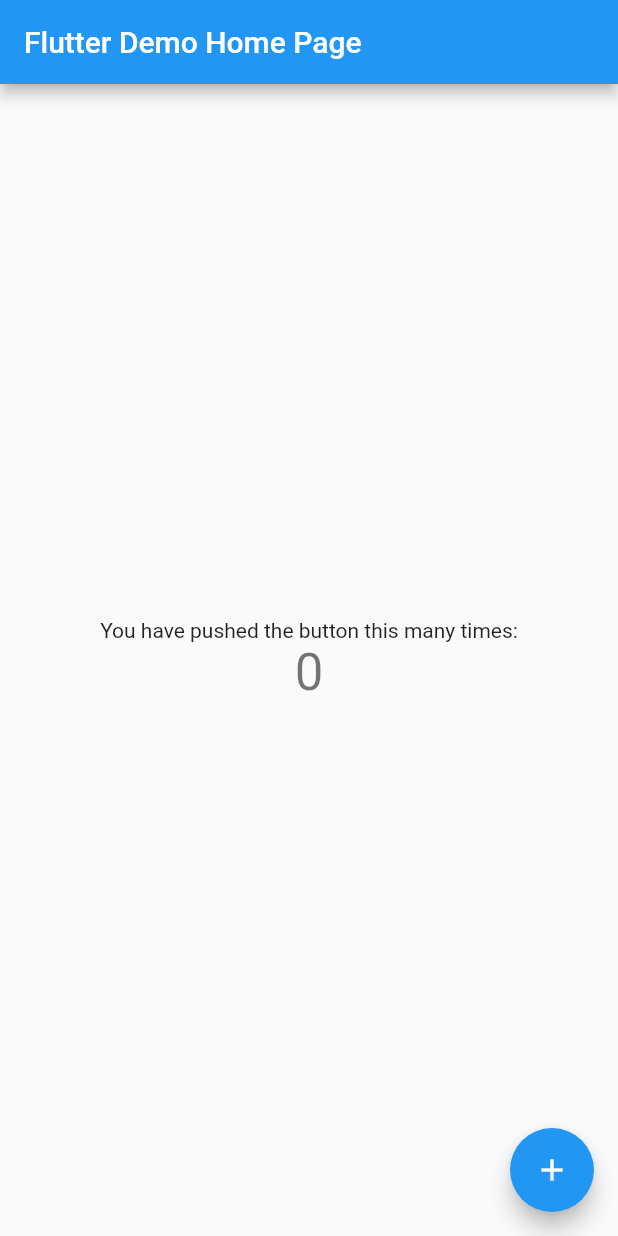
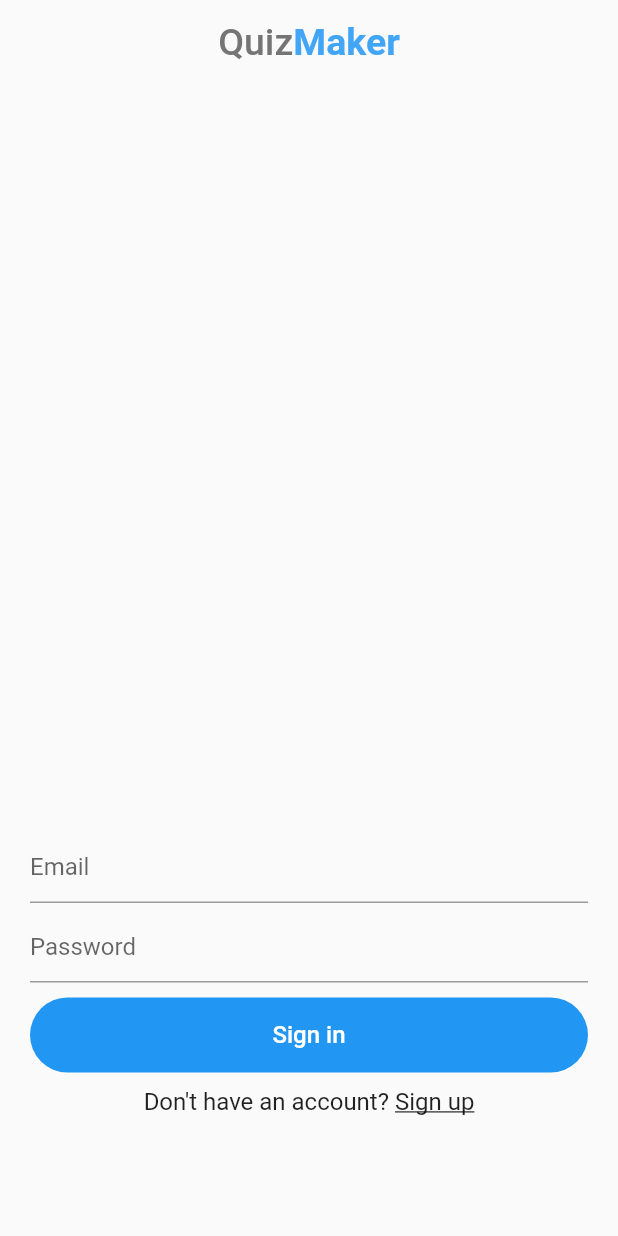
Before and after one commit to Phuc-HuynhTrong/quiz_maker, a Flutter app: the screen it shows after launch, on a phone screen of 412 x 824 dp. Run offline on Flutter 3.47's test engine with Material 2 defaults, Android fonts, the phone set to English and light mode, and no system bars.

Commit message:
push signin screen

```diff
--- a/lib/main.dart
+++ b/lib/main.dart
@@ -1,4 +1,5 @@
 import 'package:flutter/material.dart';
+import 'package:quiz_maker/screens/signin.dart';
 
 void main() {
   runApp(MyApp());
@@ -9,105 +10,7 @@ class MyApp extends StatelessWidget {
   @override
   Widget build(BuildContext context) {
     return MaterialApp(
-      title: 'Flutter Demo',
-      theme: ThemeData(
-        // This is the theme of your application.
-        //
-        // Try running your application with "flutter run". You'll see the
-        // application has a blue toolbar. Then, without quitting the app, try
-        // changing the primarySwatch below to Colors.green and then invoke
-        // "hot reload" (press "r" in the console where you ran "flutter run",
-        // or simply save your changes to "hot reload" in a Flutter IDE).
-        // Notice that the counter didn't reset back to zero; the application
-        // is not restarted.
-        primarySwatch: Colors.blue,
-      ),
-      home: MyHomePage(title: 'Flutter Demo Home Page'),
+      home: SignInScreen()
     );
   }
 }
-
-class MyHomePage extends StatefulWidget {
-  MyHomePage({Key? key, required this.title}) : super(key: key);
-
-  // This widget is the home page of your application. It is stateful, meaning
-  // that it has a State object (defined below) that contains fields that affect
-  // how it looks.
-
-  // This class is the configuration for the state. It holds the values (in this
-  // case the title) provided by the parent (in this case the App widget) and
-  // used by the build method of the State. Fields in a Widget subclass are
-  // always marked "final".
-
-  final String title;
-
-  @override
-  _MyHomePageState createState() => _MyHomePageState();
-}
-
-class _MyHomePageState extends State<MyHomePage> {
-  int _counter = 0;
-
-  void _incrementCounter() {
-    setState(() {
-      // This call to setState tells the Flutter framework that something has
-      // changed in this State, which causes it to rerun the build method below
-      // so that the display can reflect the updated values. If we changed
-      // _counter without calling setState(), then the build method would not be
-      // called again, and so nothing would appear to happen.
-      _counter++;
-    });
-  }
-
-  @override
-  Widget build(BuildContext context) {
-    // This method is rerun every time setState is called, for instance as done
-    // by the _incrementCounter method above.
-    //
-    // The Flutter framework has been optimized to make rerunning build methods
-    // fast, so that you can just rebuild anything that needs updating rather
-    // than having to individually change instances of widgets.
-    return Scaffold(
-      appBar: AppBar(
-        // Here we take the value from the MyHomePage object that was created by
-        // the App.build method, and use it to set our appbar title.
-        title: Text(widget.title),
-      ),
-      body: Center(
-        // Center is a layout widget. It takes a single child and positions it
-        // in the middle of the parent.
-        child: Column(
-          // Column is also a layout widget. It takes a list of children and
-          // arranges them vertically. By default, it sizes itself to fit its
-          // children horizontally, and tries to be as tall as its parent.
-          //
-          // Invoke "debug painting" (press "p" in the console, choose the
-          // "Toggle Debug Paint" action from the Flutter Inspector in Android
-          // Studio, or the "Toggle Debug Paint" command in Visual Studio Code)
-          // to see the wireframe for each widget.
-          //
-          // Column has various properties to control how it sizes itself and
-          // how it positions its children. Here we use mainAxisAlignment to
-          // center the children vertically; the main axis here is the vertical
-          // axis because Columns are vertical (the cross axis would be
-          // horizontal).
-          mainAxisAlignment: MainAxisAlignment.center,
-          children: <Widget>[
-            Text(
-              'You have pushed the button this many times:',
-            ),
-            Text(
-              '$_counter',
-              style: Theme.of(context).textTheme.headline4,
-            ),
-          ],
-        ),
-      ),
-      floatingActionButton: FloatingActionButton(
-        onPressed: _incrementCounter,
-        tooltip: 'Increment',
-        child: Icon(Icons.add),
-      ), // This trailing comma makes auto-formatting nicer for build methods.
-    );
-  }
-}
--- /dev/null
+++ b/lib/screens/signin.dart
@@ -0,0 +1,90 @@
+import 'package:flutter/material.dart';
+import 'package:quiz_maker/widgets/appbar.dart';
+
+class SignInScreen extends StatefulWidget {
+  const SignInScreen({Key? key}) : super(key: key);
+
+  @override
+  _SignInScreenState createState() => _SignInScreenState();
+}
+
+class _SignInScreenState extends State<SignInScreen> {
+  @override
+  Widget build(BuildContext context) {
+    return Scaffold(
+      appBar: AppBar(
+        title: appBar(context),
+        elevation: 0.0,
+        backgroundColor: Colors.transparent,
+        brightness: Brightness.light,
+      ),
+      body: Container(
+        padding: EdgeInsets.symmetric(vertical: 80, horizontal: 20),
+        child: Column(
+          children: [
+            Spacer(),
+            TextFormField(
+              validator: (val) {
+                return val!.isEmpty ? 'Enter your emil' : null;
+              },
+              decoration: InputDecoration(
+                hintText: 'Email',
+              ),
+            ),
+            SizedBox(
+              height: 5,
+            ),
+            TextFormField(
+              validator: (val) {
+                return val!.isEmpty ? 'Enter your emil' : null;
+              },
+              decoration: InputDecoration(
+                hintText: 'Password',
+              ),
+            ),
+            SizedBox(
+              height: 10,
+            ),
+            Container(
+              width: MediaQuery.of(context).size.width - 40,
+              height: 50,
+              decoration: BoxDecoration(
+                color: Colors.blue,
+                borderRadius: BorderRadius.circular(30),
+              ),
+              child: TextButton(
+                child: Text(
+                  'Sign in',
+                  style: TextStyle(
+                    color: Colors.white,
+                    fontSize: 16,
+                  ),
+                ),
+                onPressed: () {},
+              ),
+            ),
+            SizedBox(
+              height: 10,
+            ),
+            Row(
+              mainAxisAlignment: MainAxisAlignment.center,
+              children: [
+                Text(
+                  "Don't have an account? ",
+                  style: TextStyle(fontSize: 16),
+                ),
+                Text(
+                  "Sign up",
+                  style: TextStyle(
+                    fontSize: 16,
+                    decoration: TextDecoration.underline,
+                  ),
+                )
+              ],
+            )
+          ],
+        ),
+      ),
+    );
+  }
+}
--- /dev/null
+++ b/lib/widgets/appbar.dart
@@ -0,0 +1,21 @@
+import 'package:flutter/material.dart';
+
+Widget appBar(BuildContext context) {
+  return Center(
+    child: RichText(
+        text: TextSpan(style: TextStyle(fontSize: 25), children: <TextSpan>[
+      TextSpan(
+          text: 'Quiz',
+          style: TextStyle(
+            color: Colors.grey[600],
+            fontWeight: FontWeight.w500,
+          )),
+      TextSpan(
+          text: 'Maker',
+          style: TextStyle(
+            color: Colors.blue[400],
+            fontWeight: FontWeight.w600,
+          )),
+    ])),
+  );
+}
```
Also changed, not shown: lib/screens/authenticate.dart (added), lib/screens/home.dart (added), lib/screens/signup.dart (added).
